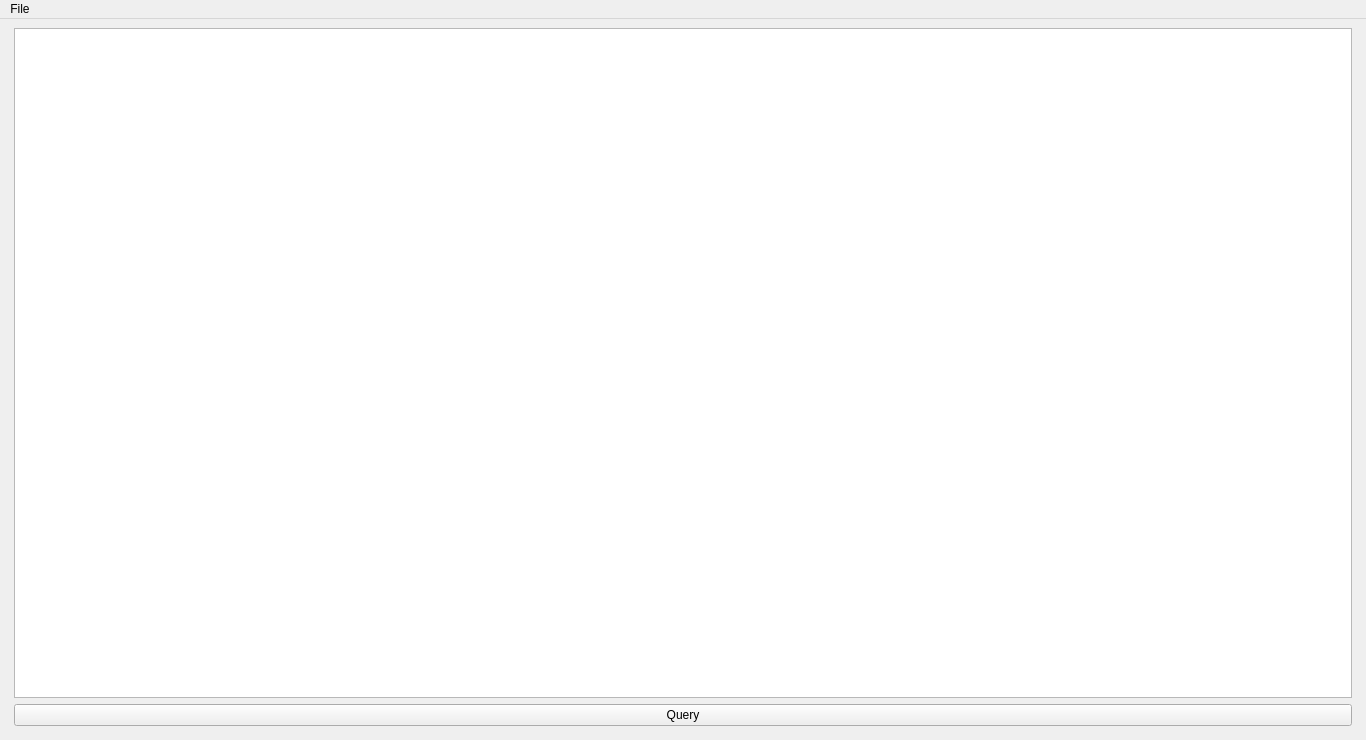
This is winMain.ui in S31F3R/DataDoctor as Qt 5 draws it before an edit. The edited form follows.
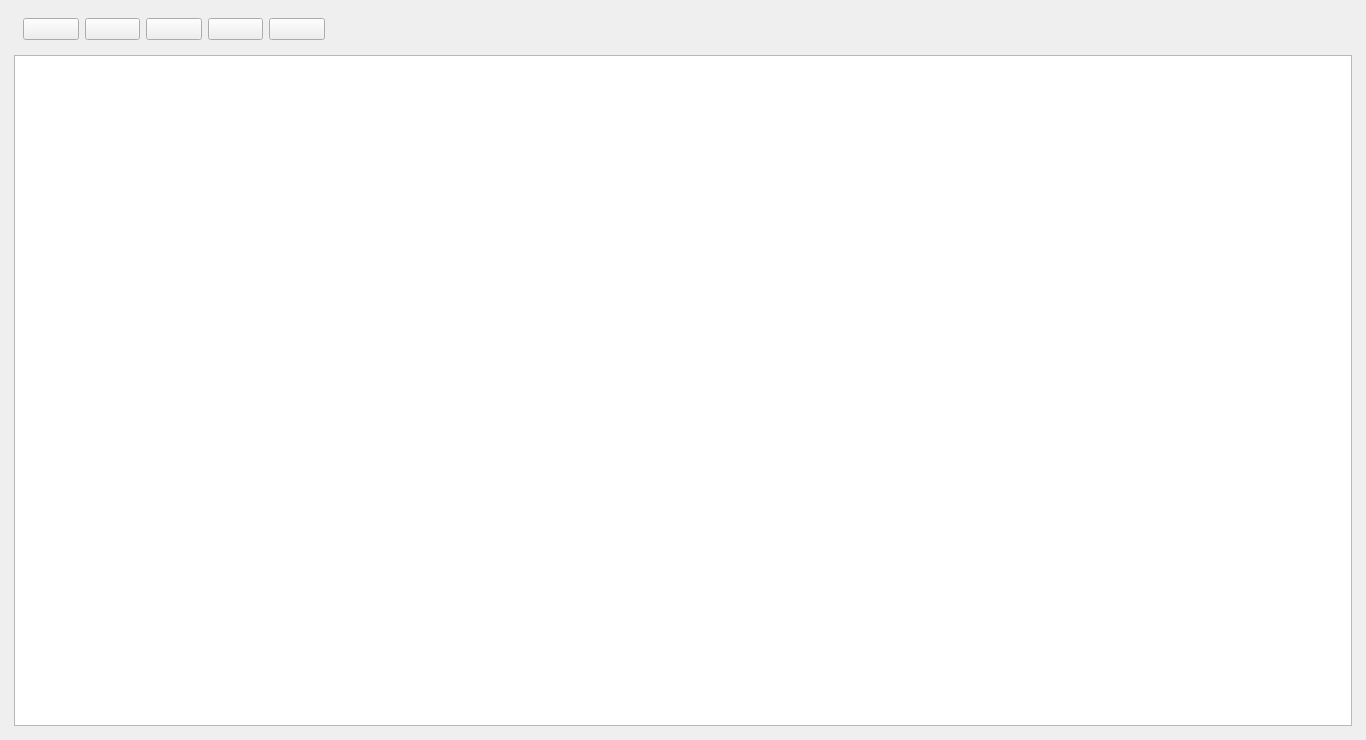
This is the edited form. Icons and pictures are not drawn.

```diff
--- a/winMain.ui
+++ b/winMain.ui
@@ -21,14 +21,20 @@
   </property>
   <widget class="QWidget" name="centralwidget">
    <layout class="QGridLayout" name="gridLayout">
-    <item row="0" column="1">
-     <widget class="QTableWidget" name="mainTable">
-      <property name="sortingEnabled">
-       <bool>true</bool>
+    <item row="1" column="0">
+     <spacer name="verticalSpacer">
+      <property name="orientation">
+       <enum>Qt::Vertical</enum>
       </property>
-     </widget>
+      <property name="sizeHint" stdset="0">
+       <size>
+        <width>5</width>
+        <height>40</height>
+       </size>
+      </property>
+     </spacer>
     </item>
-    <item row="3" column="1">
+    <item row="4" column="1">
      <spacer name="horizontalSpacer">
       <property name="orientation">
        <enum>Qt::Horizontal</enum>
@@ -41,27 +47,14 @@
       </property>
      </spacer>
     </item>
-    <item row="0" column="0">
-     <spacer name="verticalSpacer">
-      <property name="orientation">
-       <enum>Qt::Vertical</enum>
-      </property>
-      <property name="sizeHint" stdset="0">
-       <size>
-        <width>5</width>
-        <height>40</height>
-       </size>
-      </property>
-     </spacer>
-    </item>
-    <item row="2" column="1">
-     <widget class="QPushButton" name="btnQuery">
-      <property name="text">
-       <string>Query</string>
+    <item row="1" column="1">
+     <widget class="QTableWidget" name="mainTable">
+      <property name="sortingEnabled">
+       <bool>true</bool>
       </property>
      </widget>
     </item>
-    <item row="0" column="2">
+    <item row="1" column="2">
      <spacer name="verticalSpacer_2">
       <property name="orientation">
        <enum>Qt::Vertical</enum>
@@ -74,27 +67,147 @@
       </property>
      </spacer>
     </item>
+    <item row="0" column="1">
+     <widget class="QWidget" name="widget" native="true">
+      <property name="minimumSize">
+       <size>
+        <width>0</width>
+        <height>0</height>
+       </size>
+      </property>
+      <property name="maximumSize">
+       <size>
+        <width>320</width>
+        <height>16777215</height>
+       </size>
+      </property>
+      <layout class="QGridLayout" name="gridLayout_2">
+       <item row="0" column="3">
+        <widget class="QPushButton" name="btnDarkMode">
+         <property name="baseSize">
+          <size>
+           <width>32</width>
+           <height>32</height>
+          </size>
+         </property>
+         <property name="toolTip">
+          <string>Toggle Dark Mode</string>
+         </property>
+         <property name="text">
+          <string/>
+         </property>
+         <property name="icon">
+          <iconset>
+           <selectedoff>Icons/Light.png</selectedoff>
+           <selectedon>Icons/Dark.png</selectedon>
+          </iconset>
+         </property>
+         <property name="iconSize">
+          <size>
+           <width>36</width>
+           <height>36</height>
+          </size>
+         </property>
+         <property name="checkable">
+          <bool>true</bool>
+         </property>
+        </widget>
+       </item>
+       <item row="0" column="2">
+        <widget class="QPushButton" name="btnExportCSV">
+         <property name="toolTip">
+          <string>Export to CSV</string>
+         </property>
+         <property name="text">
+          <string/>
+         </property>
+         <property name="icon">
+          <iconset>
+           <normalon>Icons/ExportCSV.png</normalon>
+          </iconset>
+         </property>
+         <property name="iconSize">
+          <size>
+           <width>36</width>
+           <height>36</height>
+          </size>
+         </property>
+        </widget>
+       </item>
+       <item row="0" column="4">
+        <widget class="QPushButton" name="btnInfo">
+         <property name="toolTip">
+          <string>Information</string>
+         </property>
+         <property name="text">
+          <string/>
+         </property>
+         <property name="icon">
+          <iconset>
+           <normalon>Icons/Info.png</normalon>
+          </iconset>
+         </property>
+         <property name="iconSize">
+          <size>
+           <width>36</width>
+           <height>36</height>
+          </size>
+         </property>
+        </widget>
+       </item>
+       <item row="0" column="1">
+        <widget class="QPushButton" name="btnDataDictionary">
+         <property name="baseSize">
+          <size>
+           <width>32</width>
+           <height>32</height>
+          </size>
+         </property>
+         <property name="toolTip">
+          <string>Data Dictionary</string>
+         </property>
+         <property name="text">
+          <string/>
+         </property>
+         <property name="icon">
+          <iconset>
+           <normalon>Icons/Book.png</normalon>
+          </iconset>
+         </property>
+         <property name="iconSize">
+          <size>
+           <width>36</width>
+           <height>36</height>
+          </size>
+         </property>
+         <property name="checkable">
+          <bool>false</bool>
+         </property>
+        </widget>
+       </item>
+       <item row="0" column="0">
+        <widget class="QPushButton" name="btnQuery">
+         <property name="text">
+          <string/>
+         </property>
+         <property name="icon">
+          <iconset>
+           <normalon>Icons/PublicQuery.png</normalon>
+          </iconset>
+         </property>
+         <property name="iconSize">
+          <size>
+           <width>36</width>
+           <height>36</height>
+          </size>
+         </property>
+        </widget>
+       </item>
+      </layout>
+     </widget>
+    </item>
    </layout>
   </widget>
-  <widget class="QMenuBar" name="mainMenubar">
-   <property name="geometry">
-    <rect>
-     <x>0</x>
-     <y>0</y>
-     <width>1366</width>
-     <height>27</height>
-    </rect>
-   </property>
-   <widget class="QMenu" name="menuFile">
-    <property name="title">
-     <string>File</string>
-    </property>
-    <addaction name="actionDataDictionary"/>
-    <addaction name="actionDarkMode"/>
-    <addaction name="actionExit"/>
-   </widget>
-   <addaction name="menuFile"/>
-  </widget>
   <action name="actionExit">
    <property name="text">
     <string>Exit</string>
```
Left out of the diff: 13 changed lines with no effect on the pictures.
